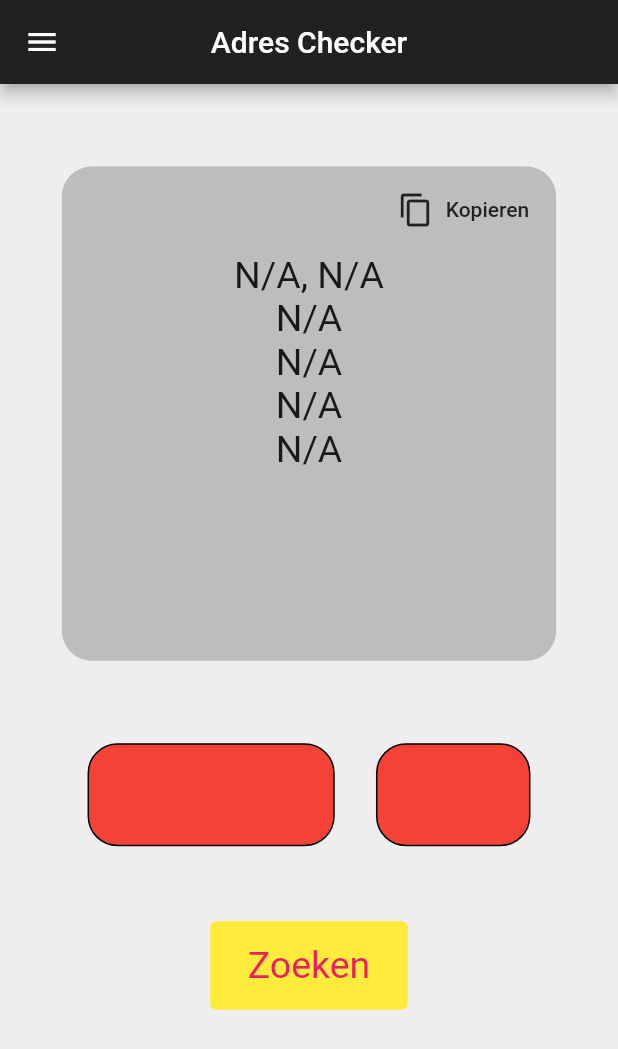
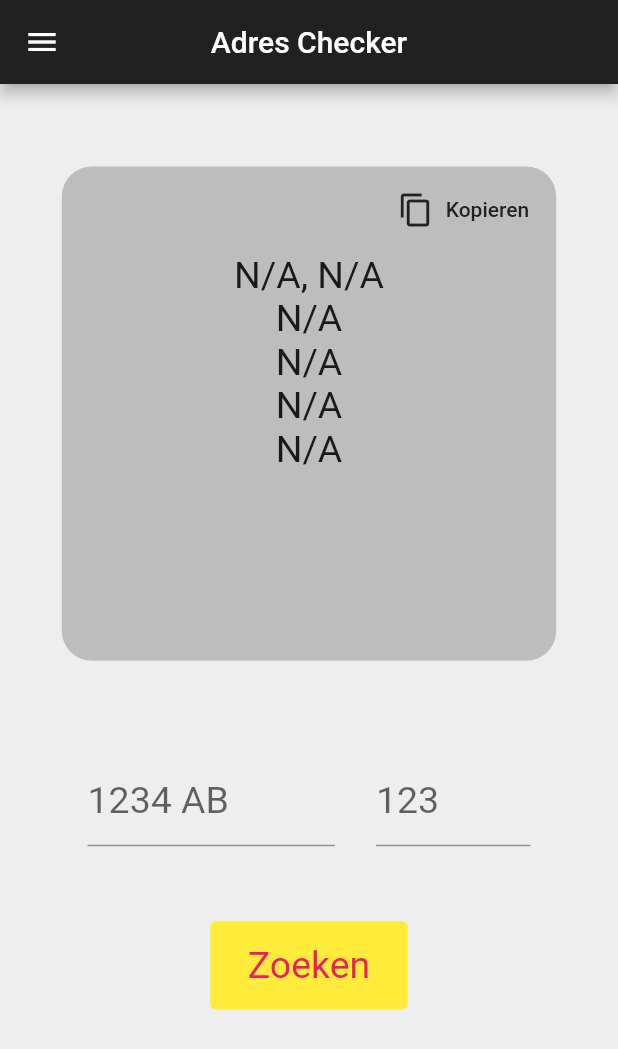
Before and after one commit to JeromeNL/postcodeapp, a Flutter app: the screen it shows after launch, on a phone screen of 412 x 824 dp. Shown: the top 1049 px of the screen. Run offline on Flutter 3.47's test engine with Material 2 defaults, Android fonts, the phone set to English and light mode, and no system bars; our stand-ins replace in_app_review, share_plus; missing offline and left inert: store_redirect.

Commit message:
Two TextFields added for postal code and number

```diff
--- a/lib/main.dart
+++ b/lib/main.dart
@@ -169,8 +169,10 @@ class _FirstScreenState extends State<FirstScreen> {
           ],
         ),
       ),
-      body: Container(
+      body: SingleChildScrollView(
+    child: Container(
         width: MediaQuery.of(context).size.width,
+        height: MediaQuery.of(context).size.height,
         decoration: BoxDecoration(
           color: Colors.grey[200],
         ),
@@ -241,26 +243,26 @@ class _FirstScreenState extends State<FirstScreen> {
             Row(
               mainAxisAlignment: MainAxisAlignment.center,
               children: [
-                Container(
+                SizedBox(
                   height: (MediaQuery.of(context).size.height / 12),
                   width: (MediaQuery.of(context).size.width / 2.5),
-                  decoration: BoxDecoration(
-                    color: Colors.red,
-                    borderRadius: BorderRadius.circular(20),
-                    border: Border.all(
-                      color: Colors.black,
+                  child: TextField(
+                    style: TextStyle(fontSize: 25.0, height: 2.0, color: Colors.black),
+                    decoration: InputDecoration(
+                      hintText: "1234 AB"
+
                     ),
                   ),
                 ),
                 VerticalDivider(width: MediaQuery.of(context).size.width / 15),
-                Container(
+                SizedBox(
                   height: (MediaQuery.of(context).size.height / 12),
                   width: (MediaQuery.of(context).size.width / 4),
-                  decoration: BoxDecoration(
-                    color: Colors.red,
-                    borderRadius: BorderRadius.circular(20),
-                    border: Border.all(
-                      color: Colors.black,
+                  child: TextField(
+                    style: TextStyle(fontSize: 25.0, height: 2.0, color: Colors.black),
+                    decoration: InputDecoration(
+                      hintText: '123',
+
                     ),
                   ),
                 ),
@@ -271,7 +273,6 @@ class _FirstScreenState extends State<FirstScreen> {
               child: const Text("Zoeken"),
               onPressed: () async {
                 APIData = await dataFromAPI.getData();
-                print(APIData.values.elementAt(1));
                 fillInCorrectData();
               },
               style: TextButton.styleFrom(
@@ -284,6 +285,7 @@ class _FirstScreenState extends State<FirstScreen> {
           ],
         ),
       ),
+      ),
     );
   }
 }
```
